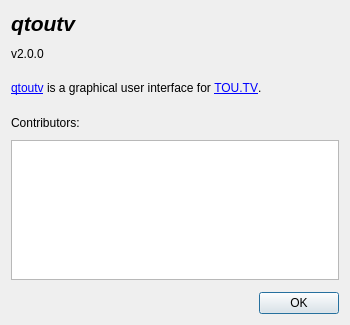
bvanheu/pytoutv, file toutvqt/dat/ui/about_dialog.ui: the form before one commit.
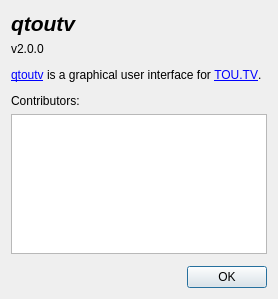
The form after the commit.

Commit message: Qt: adjust about dialog size

```diff
--- a/toutvqt/dat/ui/about_dialog.ui
+++ b/toutvqt/dat/ui/about_dialog.ui
@@ -2,18 +2,6 @@
 <ui version="4.0">
  <class>about_dialog</class>
  <widget class="QDialog" name="about_dialog">
-  <property name="minimumSize">
-   <size>
-    <width>350</width>
-    <height>325</height>
-   </size>
-  </property>
-  <property name="maximumSize">
-   <size>
-    <width>350</width>
-    <height>325</height>
-   </size>
-  </property>
   <property name="windowTitle">
    <string>About qtoutv</string>
   </property>
@@ -120,7 +108,7 @@
       <enum>Qt::Vertical</enum>
      </property>
      <property name="sizeType">
-      <enum>QSizePolicy::Minimum</enum>
+      <enum>QSizePolicy::Fixed</enum>
      </property>
      <property name="sizeHint" stdset="0">
       <size>
```
The commit also changes 1 other file.
